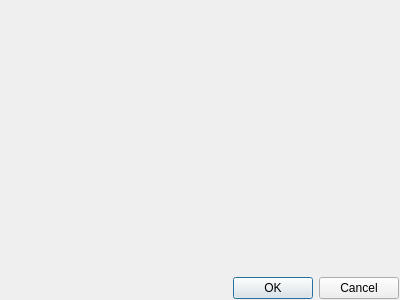
Before: the Qt Designer form plugins/import/importcore/importdialog.ui in pussbb/Link-Saver, drawn with Qt 5.
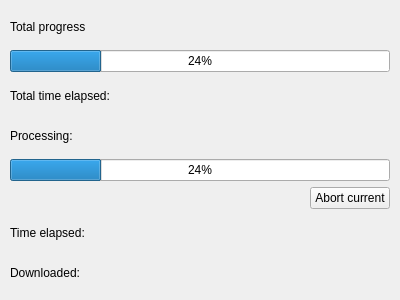
After: the same form once the commit is applied. The open tabs and pages were chosen to show the change.

Commit message: import core gui update

```diff
--- a/plugins/import/importcore/importdialog.ui
+++ b/plugins/import/importcore/importdialog.ui
@@ -11,7 +11,7 @@
    </rect>
   </property>
   <property name="windowTitle">
-   <string>Dialog</string>
+   <string>Import</string>
   </property>
   <layout class="QGridLayout" name="gridLayout">
    <property name="margin">
@@ -19,18 +19,14 @@
    </property>
    <item row="0" column="0">
     <widget class="QStackedWidget" name="stackedWidget">
+     <property name="currentIndex">
+      <number>0</number>
+     </property>
      <widget class="QWidget" name="mainPage">
       <layout class="QGridLayout" name="gridLayout_2">
        <property name="margin">
         <number>1</number>
        </property>
-       <item row="0" column="0">
-        <widget class="QLabel" name="label">
-         <property name="text">
-          <string>Choose profile</string>
-         </property>
-        </widget>
-       </item>
        <item row="0" column="1">
         <widget class="QComboBox" name="profilesList"/>
        </item>
@@ -51,19 +47,129 @@
          </column>
         </widget>
        </item>
+       <item row="0" column="0">
+        <widget class="QLabel" name="label">
+         <property name="text">
+          <string>Choose profile</string>
+         </property>
+        </widget>
+       </item>
+       <item row="2" column="1">
+        <widget class="QPushButton" name="pushButton">
+         <property name="text">
+          <string>Import</string>
+         </property>
+        </widget>
+       </item>
       </layout>
      </widget>
-     <widget class="QWidget" name="progressPage"/>
-    </widget>
-   </item>
-   <item row="1" column="0">
-    <widget class="QDialogButtonBox" name="buttonBox">
-     <property name="orientation">
-      <enum>Qt::Horizontal</enum>
-     </property>
-     <property name="standardButtons">
-      <set>QDialogButtonBox::Cancel|QDialogButtonBox::Ok</set>
-     </property>
+     <widget class="QWidget" name="progressPage">
+      <property name="maximumSize">
+       <size>
+        <width>398</width>
+        <height>298</height>
+       </size>
+      </property>
+      <layout class="QGridLayout" name="gridLayout_3">
+       <item row="0" column="0">
+        <widget class="QLabel" name="label_2">
+         <property name="text">
+          <string>Total progress</string>
+         </property>
+        </widget>
+       </item>
+       <item row="7" column="0">
+        <widget class="QLabel" name="label_6">
+         <property name="text">
+          <string>Downloaded:</string>
+         </property>
+        </widget>
+       </item>
+       <item row="6" column="0">
+        <widget class="QLabel" name="label_4">
+         <property name="text">
+          <string>Time elapsed:</string>
+         </property>
+        </widget>
+       </item>
+       <item row="7" column="1">
+        <widget class="QLabel" name="downloaded">
+         <property name="text">
+          <string/>
+         </property>
+        </widget>
+       </item>
+       <item row="5" column="2">
+        <widget class="QPushButton" name="pushButton_2">
+         <property name="text">
+          <string>Abort current</string>
+         </property>
+        </widget>
+       </item>
+       <item row="3" column="0">
+        <widget class="QLabel" name="label_3">
+         <property name="text">
+          <string>Processing:</string>
+         </property>
+        </widget>
+       </item>
+       <item row="4" column="0" colspan="3">
+        <widget class="QProgressBar" name="currentProgress">
+         <property name="value">
+          <number>24</number>
+         </property>
+        </widget>
+       </item>
+       <item row="6" column="1">
+        <widget class="QLabel" name="time">
+         <property name="text">
+          <string/>
+         </property>
+        </widget>
+       </item>
+       <item row="3" column="1">
+        <widget class="QLabel" name="currentUrl">
+         <property name="text">
+          <string/>
+         </property>
+        </widget>
+       </item>
+       <item row="0" column="1">
+        <spacer name="horizontalSpacer">
+         <property name="orientation">
+          <enum>Qt::Horizontal</enum>
+         </property>
+         <property name="sizeHint" stdset="0">
+          <size>
+           <width>40</width>
+           <height>20</height>
+          </size>
+         </property>
+        </spacer>
+       </item>
+       <item row="1" column="0" colspan="3">
+        <widget class="QProgressBar" name="totalProgress">
+         <property name="value">
+          <number>24</number>
+         </property>
+        </widget>
+       </item>
+       <item row="2" column="0">
+        <widget class="QLabel" name="label_5">
+         <property name="text">
+          <string>Total time elapsed:</string>
+         </property>
+        </widget>
+       </item>
+       <item row="2" column="1">
+        <widget class="QLabel" name="totalTime">
+         <property name="text">
+          <string/>
+         </property>
+        </widget>
+       </item>
+      </layout>
+     </widget>
     </widget>
    </item>
   </layout>
```
Left out of the diff: 35 changed lines with no effect on the pictures. The commit also changes 3 other files.
